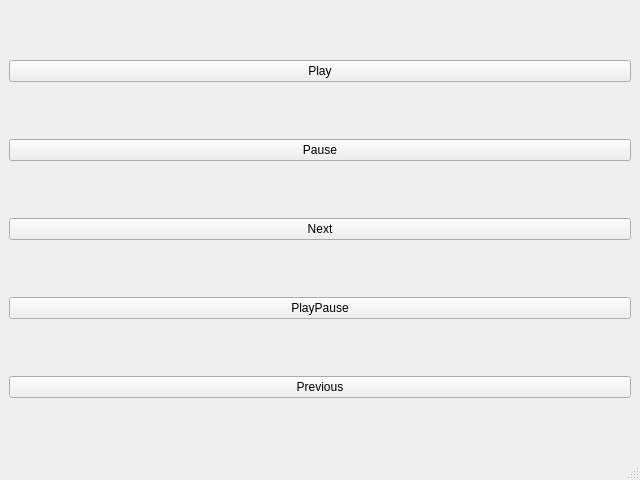
The window that gui/src/mainwindow.ui (PandeCode/electron-websocket-bridge) describes before a commit, drawn with Qt 5.
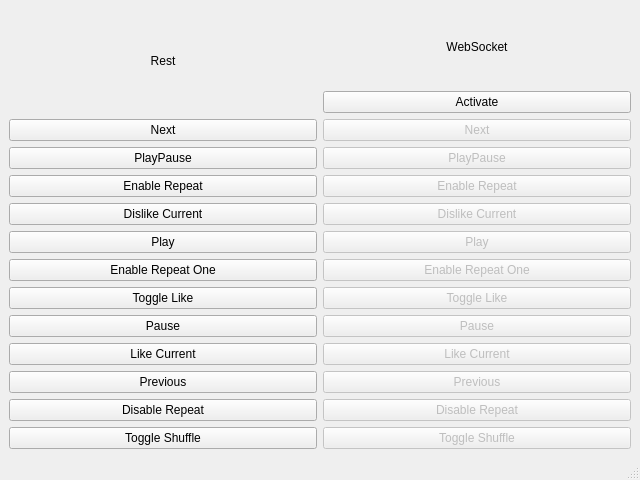
The same window after the commit.

What changed in the file:
```diff
--- a/gui/src/mainwindow.ui
+++ b/gui/src/mainwindow.ui
@@ -15,40 +15,256 @@
   </property>
   <widget class="QWidget" name="centralwidget">
    <layout class="QGridLayout" name="gridLayout">
-    <item row="2" column="0">
-     <widget class="QPushButton" name="nextBtn">
-      <property name="text">
-       <string>Next</string>
-      </property>
-     </widget>
-    </item>
-    <item row="1" column="0">
-     <widget class="QPushButton" name="pauseBtn">
-      <property name="text">
-       <string>Pause</string>
-      </property>
-     </widget>
-    </item>
-    <item row="4" column="0">
-     <widget class="QPushButton" name="previousBtn">
-      <property name="text">
-       <string>Previous</string>
-      </property>
-     </widget>
-    </item>
-    <item row="3" column="0">
-     <widget class="QPushButton" name="playPauseBtn">
-      <property name="text">
-       <string>PlayPause</string>
-      </property>
-     </widget>
-    </item>
     <item row="0" column="0">
-     <widget class="QPushButton" name="playBtn">
-      <property name="text">
-       <string>Play</string>
-      </property>
-     </widget>
+     <layout class="QVBoxLayout" name="restVerticalLayout">
+      <item>
+       <widget class="QLabel" name="restLabel">
+        <property name="text">
+         <string>Rest</string>
+        </property>
+        <property name="alignment">
+         <set>Qt::AlignCenter</set>
+        </property>
+       </widget>
+      </item>
+      <item>
+       <widget class="QPushButton" name="nextRestBtn">
+        <property name="text">
+         <string>Next</string>
+        </property>
+       </widget>
+      </item>
+      <item>
+       <widget class="QPushButton" name="playPauseRestBtn">
+        <property name="text">
+         <string>PlayPause</string>
+        </property>
+       </widget>
+      </item>
+      <item>
+       <widget class="QPushButton" name="enableRepeatRestBtn">
+        <property name="text">
+         <string>Enable Repeat</string>
+        </property>
+       </widget>
+      </item>
+      <item>
+       <widget class="QPushButton" name="dislikeCurrentRestBtn">
+        <property name="text">
+         <string>Dislike Current</string>
+        </property>
+       </widget>
+      </item>
+      <item>
+       <widget class="QPushButton" name="playRestBtn">
+        <property name="text">
+         <string>Play</string>
+        </property>
+       </widget>
+      </item>
+      <item>
+       <widget class="QPushButton" name="enableRepeatOneRestBtn">
+        <property name="text">
+         <string>Enable Repeat One</string>
+        </property>
+       </widget>
+      </item>
+      <item>
+       <widget class="QPushButton" name="toggleLikeRestBtn">
+        <property name="text">
+         <string>Toggle Like</string>
+        </property>
+       </widget>
+      </item>
+      <item>
+       <widget class="QPushButton" name="pauseRestBtn">
+        <property name="text">
+         <string>Pause</string>
+        </property>
+       </widget>
+      </item>
+      <item>
+       <widget class="QPushButton" name="likeCurrentRestBtn">
+        <property name="text">
+         <string>Like Current</string>
+        </property>
+       </widget>
+      </item>
+      <item>
+       <widget class="QPushButton" name="previousRestBtn">
+        <property name="text">
+         <string>Previous</string>
+        </property>
+       </widget>
+      </item>
+      <item>
+       <widget class="QPushButton" name="disableRepeatRestBtn">
+        <property name="text">
+         <string>Disable Repeat</string>
+        </property>
+       </widget>
+      </item>
+      <item>
+       <widget class="QPushButton" name="toggleShuffleRestBtn">
+        <property name="text">
+         <string>Toggle Shuffle</string>
+        </property>
+       </widget>
+      </item>
+     </layout>
+    </item>
+    <item row="0" column="1">
+     <layout class="QVBoxLayout" name="webSocketVerticalLayout">
+      <item>
+       <widget class="QLabel" name="webSocketLabel">
+        <property name="text">
+         <string>WebSocket</string>
+        </property>
+        <property name="alignment">
+         <set>Qt::AlignCenter</set>
+        </property>
+       </widget>
+      </item>
+      <item>
+       <widget class="QPushButton" name="activateWebSocketBtn">
+        <property name="enabled">
+         <bool>true</bool>
+        </property>
+        <property name="text">
+         <string>Activate</string>
+        </property>
+        <property name="autoDefault">
+         <bool>false</bool>
+        </property>
+        <property name="default">
+         <bool>false</bool>
+        </property>
+        <property name="flat">
+         <bool>false</bool>
+        </property>
+       </widget>
+      </item>
+      <item>
+       <widget class="QPushButton" name="nextWebSocketBtn">
+        <property name="enabled">
+         <bool>false</bool>
+        </property>
+        <property name="text">
+         <string>Next</string>
+        </property>
+       </widget>
+      </item>
+      <item>
+       <widget class="QPushButton" name="playPauseWebSocketBtn">
+        <property name="enabled">
+         <bool>false</bool>
+        </property>
+        <property name="text">
+         <string>PlayPause</string>
+        </property>
+       </widget>
+      </item>
+      <item>
+       <widget class="QPushButton" name="enableRepeatWebSocketBtn">
+        <property name="enabled">
+         <bool>false</bool>
+        </property>
+        <property name="text">
+         <string>Enable Repeat</string>
+        </property>
+       </widget>
+      </item>
+      <item>
+       <widget class="QPushButton" name="dislikeCurrentWebSocketBtn">
+        <property name="enabled">
+         <bool>false</bool>
+        </property>
+        <property name="text">
+         <string>Dislike Current</string>
+        </property>
+       </widget>
+      </item>
+      <item>
+       <widget class="QPushButton" name="playWebSocketBtn">
+        <property name="enabled">
+         <bool>false</bool>
+        </property>
+        <property name="text">
+         <string>Play</string>
+        </property>
+       </widget>
+      </item>
+      <item>
+       <widget class="QPushButton" name="enableRepeatOneWebSocketBtn">
+        <property name="enabled">
+         <bool>false</bool>
+        </property>
+        <property name="text">
+         <string>Enable Repeat One</string>
+        </property>
+       </widget>
+      </item>
+      <item>
+       <widget class="QPushButton" name="toggleLikeWebSocketBtn">
+        <property name="enabled">
+         <bool>false</bool>
+        </property>
+        <property name="text">
+         <string>Toggle Like</string>
+        </property>
+       </widget>
+      </item>
+      <item>
+       <widget class="QPushButton" name="pauseWebSocketBtn">
+        <property name="enabled">
+         <bool>false</bool>
+        </property>
+        <property name="text">
+         <string>Pause</string>
+        </property>
+       </widget>
+      </item>
+      <item>
+       <widget class="QPushButton" name="likeCurrentWebSocketBtn">
+        <property name="enabled">
+         <bool>false</bool>
+        </property>
+        <property name="text">
+         <string>Like Current</string>
+        </property>
+       </widget>
+      </item>
+      <item>
+       <widget class="QPushButton" name="previousWebSocketBtn">
+        <property name="enabled">
+         <bool>false</bool>
+        </property>
+        <property name="text">
+         <string>Previous</string>
+        </property>
+       </widget>
+      </item>
+      <item>
+       <widget class="QPushButton" name="disableRepeatWebSocketBtn">
+        <property name="enabled">
+         <bool>false</bool>
+        </property>
+        <property name="text">
+         <string>Disable Repeat</string>
+        </property>
+       </widget>
+      </item>
+      <item>
+       <widget class="QPushButton" name="toggleShuffleWebSocketBtn">
+        <property name="enabled">
+         <bool>false</bool>
+        </property>
+        <property name="text">
+         <string>Toggle Shuffle</string>
+        </property>
+       </widget>
+      </item>
+     </layout>
     </item>
    </layout>
   </widget>
```
